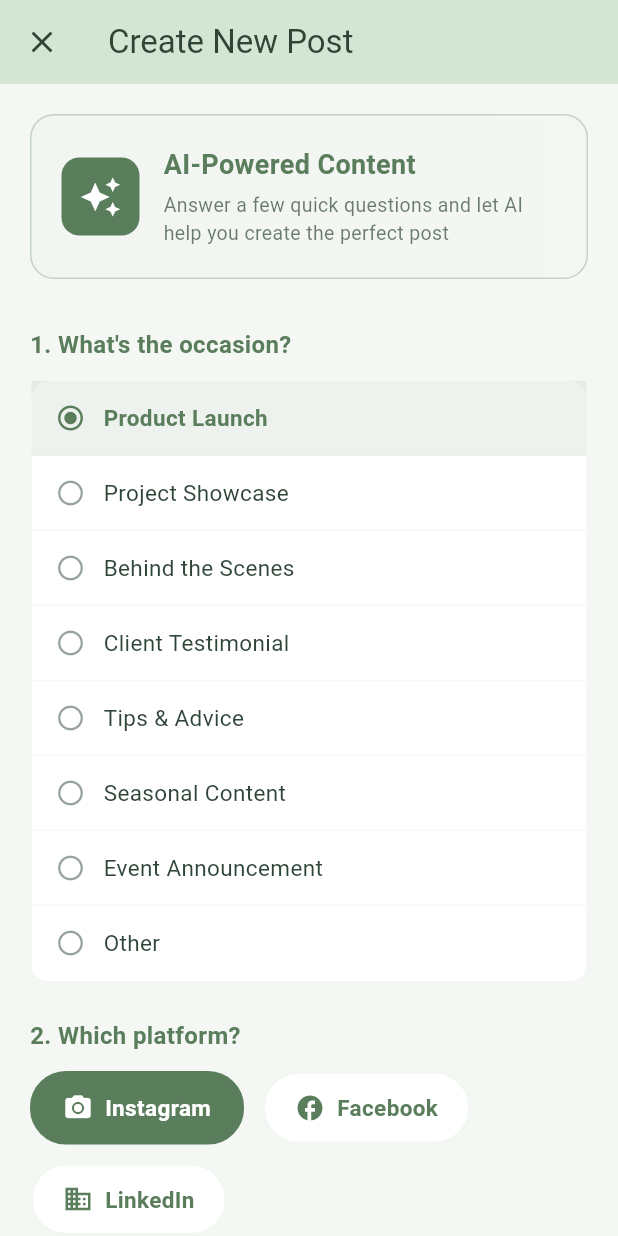
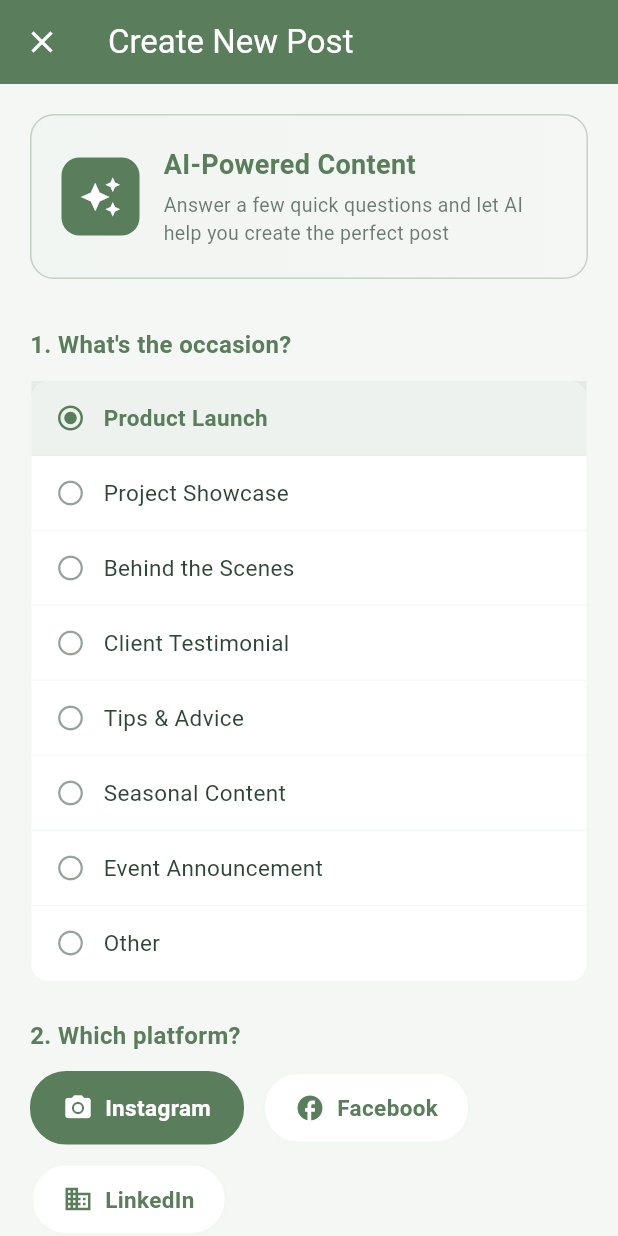
Before and after one commit to toshvarma/coco-app, a Flutter app: the PostQuestionnaireScreen screen opened directly, on a phone screen of 412 x 824 dp. Run offline on Flutter 3.47's test engine with Material 3 defaults, Android fonts, the phone set to English and light mode, and no system bars; our stand-ins replace flutter_markdown, image_picker, shared_preferences; accounts and stored records are empty.

Commit message:
Updated Colors and banners

```diff
--- a/lib/presentation/screens/post_questionnaire_screen.dart
+++ b/lib/presentation/screens/post_questionnaire_screen.dart
@@ -49,7 +49,7 @@
       backgroundColor: colorScheme.background,
       appBar: AppBar(
         leading: IconButton(
-          icon: const Icon(Icons.close),
+          icon: Icon(Icons.close, color: colorScheme.onPrimary),  // Explicitly set to white
           onPressed: () {
             Navigator.of(context).pushAndRemoveUntil(
               MaterialPageRoute(builder: (context) => const HomeScreen()),
@@ -58,8 +58,9 @@
           },
         ),
         title: const Text('Create New Post'),
-        backgroundColor: colorScheme.primaryContainer,
-        foregroundColor: colorScheme.onSecondaryContainer,
+        backgroundColor: colorScheme.primary,
+        foregroundColor: colorScheme.onPrimary,
+        iconTheme: IconThemeData(color: colorScheme.onPrimary),  // Also set iconTheme
         elevation: 0,
       ),
       body: SingleChildScrollView(
```
Also changed, not shown: lib/presentation/screens/post_creation_chat_screen.dart (+7 -5 lines), lib/presentation/screens/post_ready_screen.dart (+9 -3 lines), lib/presentation/screens/template_selection_screen.dart (+4 -4 lines).
